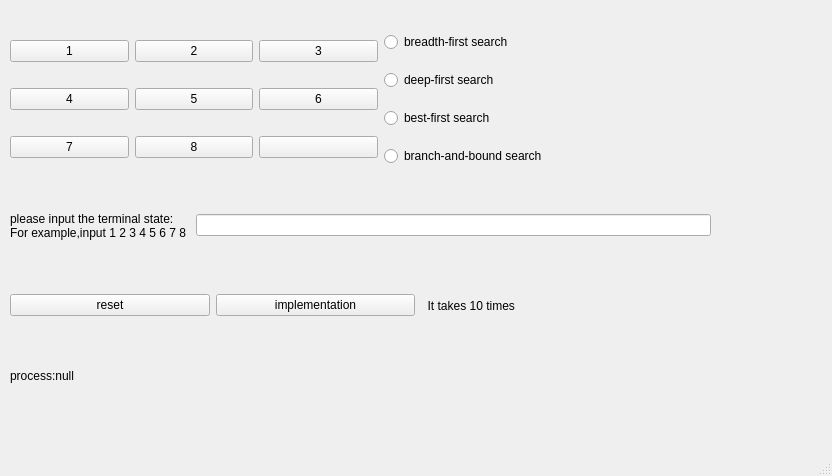
The window that mainwindow.ui (ouguangye/eight-puzzle-problem) describes before a commit, drawn with Qt 5.
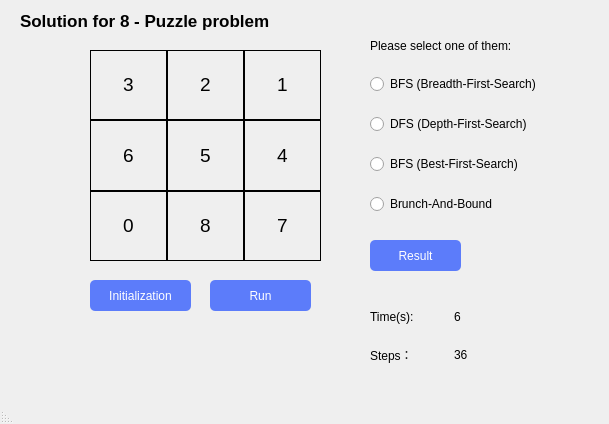
The same window after the commit.

Commit message: 修改了界面

What changed in the file:
```diff
--- a/mainwindow.ui
+++ b/mainwindow.ui
@@ -6,131 +6,511 @@
    <rect>
     <x>0</x>
     <y>0</y>
-    <width>832</width>
-    <height>476</height>
+    <width>609</width>
+    <height>424</height>
    </rect>
   </property>
+  <property name="sizePolicy">
+   <sizepolicy hsizetype="Expanding" vsizetype="Expanding">
+    <horstretch>0</horstretch>
+    <verstretch>0</verstretch>
+   </sizepolicy>
+  </property>
   <property name="windowTitle">
    <string>MainWindow</string>
   </property>
+  <property name="layoutDirection">
+   <enum>Qt::RightToLeft</enum>
+  </property>
   <widget class="QWidget" name="centralwidget">
-   <widget class="QLabel" name="label_2">
+   <property name="sizePolicy">
+    <sizepolicy hsizetype="Maximum" vsizetype="Maximum">
+     <horstretch>0</horstretch>
+     <verstretch>0</verstretch>
+    </sizepolicy>
+   </property>
+   <property name="layoutDirection">
+    <enum>Qt::LeftToRight</enum>
+   </property>
+   <widget class="QLabel" name="label_10">
     <property name="geometry">
      <rect>
-      <x>10</x>
-      <y>350</y>
-      <width>241</width>
-      <height>51</height>
+      <x>20</x>
+      <y>0</y>
+      <width>281</width>
+      <height>41</height>
      </rect>
     </property>
+    <property name="font">
+     <font>
+      <pointsize>13</pointsize>
+      <weight>75</weight>
+      <bold>true</bold>
+     </font>
+    </property>
     <property name="text">
-     <string>process:null</string>
+     <string>Solution for 8 - Puzzle problem</string>
     </property>
    </widget>
-   <widget class="QWidget" name="layoutWidget">
+   <widget class="QPushButton" name="pushButton">
     <property name="geometry">
      <rect>
-      <x>10</x>
-      <y>20</y>
-      <width>741</width>
-      <height>161</height>
+      <x>90</x>
+      <y>280</y>
+      <width>101</width>
+      <height>31</height>
      </rect>
     </property>
-    <layout class="QHBoxLayout" name="horizontalLayout_3">
+    <property name="styleSheet">
+     <string notr="true">background-color: rgb(92, 124, 250);
+color: rgb(255, 255, 255);
+border-radius:5px;</string>
+    </property>
+    <property name="text">
+     <string>Initialization</string>
+    </property>
+   </widget>
+   <widget class="QPushButton" name="pushButton_2">
+    <property name="geometry">
+     <rect>
+      <x>210</x>
+      <y>280</y>
+      <width>101</width>
+      <height>31</height>
+     </rect>
+    </property>
+    <property name="styleSheet">
+     <string notr="true">background-color: rgb(92, 124, 250);
+color: rgb(255, 255, 255);
+border-radius:5px;</string>
+    </property>
+    <property name="text">
+     <string>Run</string>
+    </property>
+   </widget>
+   <widget class="QLabel" name="label_11">
+    <property name="geometry">
+     <rect>
+      <x>370</x>
+      <y>30</y>
+      <width>191</width>
+      <height>31</height>
+     </rect>
+    </property>
+    <property name="text">
+     <string>Please select one of them:</string>
+    </property>
+   </widget>
+   <widget class="QPushButton" name="pushButton_3">
+    <property name="geometry">
+     <rect>
+      <x>370</x>
+      <y>240</y>
+      <width>91</width>
+      <height>31</height>
+     </rect>
+    </property>
+    <property name="styleSheet">
+     <string notr="true">background-color: rgb(92, 124, 250);
+color: rgb(255, 255, 255);
+border-radius:5px;</string>
+    </property>
+    <property name="text">
+     <string>Result</string>
+    </property>
+   </widget>
+   <widget class="QWidget" name="">
+    <property name="geometry">
+     <rect>
+      <x>90</x>
+      <y>50</y>
+      <width>231</width>
+      <height>211</height>
+     </rect>
+    </property>
+    <layout class="QVBoxLayout" name="verticalLayout">
+     <property name="spacing">
+      <number>0</number>
+     </property>
+     <property name="sizeConstraint">
+      <enum>QLayout::SetNoConstraint</enum>
+     </property>
      <item>
-      <layout class="QGridLayout" name="gridLayout">
-       <item row="0" column="2">
-        <widget class="QPushButton" name="pushButton_3">
+      <layout class="QHBoxLayout" name="horizontalLayout">
+       <property name="spacing">
+        <number>0</number>
+       </property>
+       <property name="sizeConstraint">
+        <enum>QLayout::SetMaximumSize</enum>
+       </property>
+       <item>
+        <widget class="QLabel" name="label_3">
+         <property name="sizePolicy">
+          <sizepolicy hsizetype="Expanding" vsizetype="Expanding">
+           <horstretch>0</horstretch>
+           <verstretch>0</verstretch>
+          </sizepolicy>
+         </property>
+         <property name="maximumSize">
+          <size>
+           <width>100002</width>
+           <height>100002</height>
+          </size>
+         </property>
+         <property name="font">
+          <font>
+           <pointsize>14</pointsize>
+          </font>
+         </property>
+         <property name="styleSheet">
+          <string notr="true">min-width:40px;min-height:40px;max-width:100000px;max-height:100000px;border-radius:0px;border:1px solid black;</string>
+         </property>
+         <property name="frameShadow">
+          <enum>QFrame::Sunken</enum>
+         </property>
          <property name="text">
           <string>3</string>
          </property>
-        </widget>
-       </item>
-       <item row="1" column="0">
-        <widget class="QPushButton" name="pushButton_4">
-         <property name="text">
-          <string>4</string>
+         <property name="textFormat">
+          <enum>Qt::RichText</enum>
          </property>
-        </widget>
-       </item>
-       <item row="1" column="2">
-        <widget class="QPushButton" name="pushButton_6">
-         <property name="text">
-          <string>6</string>
+         <property name="alignment">
+          <set>Qt::AlignCenter</set>
          </property>
-        </widget>
-       </item>
-       <item row="2" column="1">
-        <widget class="QPushButton" name="pushButton_8">
-         <property name="text">
-          <string>8</string>
+         <property name="wordWrap">
+          <bool>false</bool>
          </property>
         </widget>
        </item>
-       <item row="0" column="1">
-        <widget class="QPushButton" name="pushButton_2">
+       <item>
+        <widget class="QLabel" name="label_2">
+         <property name="sizePolicy">
+          <sizepolicy hsizetype="Expanding" vsizetype="Expanding">
+           <horstretch>0</horstretch>
+           <verstretch>0</verstretch>
+          </sizepolicy>
+         </property>
+         <property name="maximumSize">
+          <size>
+           <width>100002</width>
+           <height>100002</height>
+          </size>
+         </property>
+         <property name="font">
+          <font>
+           <pointsize>14</pointsize>
+          </font>
+         </property>
+         <property name="styleSheet">
+          <string notr="true">min-width:40px;min-height:40px;max-width:100000px;max-height:100000px;border-radius:0px;border:1px solid black;</string>
+         </property>
+         <property name="frameShadow">
+          <enum>QFrame::Sunken</enum>
+         </property>
          <property name="text">
           <string>2</string>
          </property>
-        </widget>
-       </item>
-       <item row="1" column="1">
-        <widget class="QPushButton" name="pushButton_5">
-         <property name="text">
-          <string>5</string>
+         <property name="textFormat">
+          <enum>Qt::RichText</enum>
          </property>
+         <property name="alignment">
+          <set>Qt::AlignCenter</set>
+         </property>
+         <property name="wordWrap">
+          <bool>false</bool>
+         </property>
         </widget>
        </item>
-       <item row="0" column="0">
-        <widget class="QPushButton" name="pushButton">
+       <item>
+        <widget class="QLabel" name="label">
+         <property name="sizePolicy">
+          <sizepolicy hsizetype="Expanding" vsizetype="Expanding">
+           <horstretch>0</horstretch>
+           <verstretch>0</verstretch>
+          </sizepolicy>
+         </property>
+         <property name="maximumSize">
+          <size>
+           <width>100002</width>
+           <height>100002</height>
+          </size>
+         </property>
+         <property name="font">
+          <font>
+           <pointsize>14</pointsize>
+          </font>
+         </property>
+         <property name="styleSheet">
+          <string notr="true">min-width:40px;min-height:40px;max-width:100000px;max-height:100000px;border-radius:0px;border:1px solid black;</string>
+         </property>
+         <property name="frameShadow">
+          <enum>QFrame::Sunken</enum>
+         </property>
          <property name="text">
           <string>1</string>
          </property>
+         <property name="textFormat">
+          <enum>Qt::RichText</enum>
+         </property>
+         <property name="alignment">
+          <set>Qt::AlignCenter</set>
+         </property>
+         <property name="wordWrap">
+          <bool>false</bool>
+         </property>
         </widget>
        </item>
-       <item row="2" column="2">
-        <widget class="QPushButton" name="pushButton_9">
+      </layout>
+     </item>
+     <item>
+      <layout class="QHBoxLayout" name="horizontalLayout_3">
+       <property name="spacing">
+        <number>0</number>
+       </property>
+       <property name="sizeConstraint">
+        <enum>QLayout::SetMaximumSize</enum>
+       </property>
+       <item>
+        <widget class="QLabel" name="label_7">
+         <property name="sizePolicy">
+          <sizepolicy hsizetype="Expanding" vsizetype="Expanding">
+           <horstretch>0</horstretch>
+           <verstretch>0</verstretch>
+          </sizepolicy>
+         </property>
+         <property name="maximumSize">
+          <size>
+           <width>100002</width>
+           <height>100002</height>
+          </size>
+         </property>
+         <property name="font">
+          <font>
+           <pointsize>14</pointsize>
+          </font>
+         </property>
+         <property name="styleSheet">
+          <string notr="true">min-width:40px;min-height:40px;max-width:100000px;max-height:100000px;border-radius:0px;border:1px solid black;</string>
+         </property>
+         <property name="frameShadow">
+          <enum>QFrame::Sunken</enum>
+         </property>
          <property name="text">
-          <string/>
+          <string>6</string>
          </property>
+         <property name="textFormat">
+          <enum>Qt::RichText</enum>
+         </property>
+         <property name="alignment">
+          <set>Qt::AlignCenter</set>
+         </property>
+         <property name="wordWrap">
+          <bool>false</bool>
+         </property>
         </widget>
        </item>
-       <item row="2" column="0">
-        <widget class="QPushButton" name="pushButton_7">
+       <item>
+        <widget class="QLabel" name="label_8">
+         <property name="sizePolicy">
+          <sizepolicy hsizetype="Expanding" vsizetype="Expanding">
+           <horstretch>0</horstretch>
+           <verstretch>0</verstretch>
+          </sizepolicy>
+         </property>
+         <property name="maximumSize">
+          <size>
+           <width>100002</width>
+           <height>100002</height>
+          </size>
+         </property>
+         <property name="font">
+          <font>
+           <pointsize>14</pointsize>
+          </font>
+         </property>
+         <property name="styleSheet">
+          <string notr="true">min-width:40px;min-height:40px;max-width:100000px;max-height:100000px;border-radius:0px;border:1px solid black;</string>
+         </property>
+         <property name="frameShadow">
+          <enum>QFrame::Sunken</enum>
+         </property>
+         <property name="text">
+          <string>5</string>
+         </property>
+         <property name="textFormat">
+          <enum>Qt::RichText</enum>
+         </property>
+         <property name="alignment">
+          <set>Qt::AlignCenter</set>
+         </property>
+         <property name="wordWrap">
+          <bool>false</bool>
+         </property>
+        </widget>
+       </item>
+       <item>
+        <widget class="QLabel" name="label_9">
+         <property name="sizePolicy">
+          <sizepolicy hsizetype="Expanding" vsizetype="Expanding">
+           <horstretch>0</horstretch>
+           <verstretch>0</verstretch>
+          </sizepolicy>
+         </property>
+         <property name="maximumSize">
+          <size>
+           <width>100002</width>
+           <height>1000002</height>
+          </size>
+         </property>
+         <property name="font">
+          <font>
+           <pointsize>14</pointsize>
+          </font>
+         </property>
+         <property name="styleSheet">
+          <string notr="true">min-width:40px;min-height:40px;max-width:100000px;max-height:1000000px;border-radius:0px;border:1px solid black;</string>
+         </property>
+         <property name="frameShadow">
+          <enum>QFrame::Sunken</enum>
+         </property>
+         <property name="text">
+          <string>4</string>
+         </property>
+         <property name="textFormat">
+          <enum>Qt::RichText</enum>
+         </property>
+         <property name="alignment">
+          <set>Qt::AlignCenter</set>
+         </property>
+         <property name="wordWrap">
+          <bool>false</bool>
+         </property>
+        </widget>
+       </item>
+      </layout>
+     </item>
+     <item>
+      <layout class="QHBoxLayout" name="horizontalLayout_2">
+       <property name="spacing">
+        <number>0</number>
+       </property>
+       <property name="sizeConstraint">
+        <enum>QLayout::SetMaximumSize</enum>
+       </property>
+       <item>
+        <widget class="QLabel" name="label_4">
+         <property name="sizePolicy">
+          <sizepolicy hsizetype="Expanding" vsizetype="Expanding">
+           <horstretch>0</horstretch>
+           <verstretch>0</verstretch>
+          </sizepolicy>
+         </property>
+         <property name="maximumSize">
+          <size>
+           <width>100002</width>
+           <height>100002</height>
+          </size>
+         </property>
+         <property name="font">
+          <font>
+           <pointsize>14</pointsize>
+          </font>
+         </property>
+         <property name="styleSheet">
+          <string notr="true">min-width:40px;min-height:40px;max-width:100000px;max-height:100000px;border-radius:0px;border:1px solid black;</string>
+         </property>
+         <property name="frameShadow">
+          <enum>QFrame::Sunken</enum>
+         </property>
+         <property name="text">
+          <string>0</string>
+         </property>
+         <property name="textFormat">
+          <enum>Qt::RichText</enum>
+         </property>
+         <property name="alignment">
+          <set>Qt::AlignCenter</set>
+         </property>
+         <property name="wordWrap">
+          <bool>false</bool>
+         </property>
+        </widget>
+       </item>
+       <item>
+        <widget class="QLabel" name="label_5">
+         <property name="sizePolicy">
+          <sizepolicy hsizetype="Expanding" vsizetype="Expanding">
+           <horstretch>0</horstretch>
+           <verstretch>0</verstretch>
+          </sizepolicy>
+         </property>
+         <property name="maximumSize">
+          <size>
+           <width>100002</width>
+           <height>100002</height>
+          </size>
+         </property>
+         <property name="font">
+          <font>
+           <pointsize>14</pointsize>
+          </font>
+         </property>
+         <property name="styleSheet">
+          <string notr="true">min-width:40px;min-height:40px;max-width:100000px;max-height:100000px;border-radius:0px;border:1px solid black;</string>
+         </property>
+         <property name="frameShadow">
+          <enum>QFrame::Sunken</enum>
+         </property>
+         <property name="text">
+          <string>8</string>
+         </property>
+         <property name="textFormat">
+          <enum>Qt::RichText</enum>
+         </property>
+         <property name="alignment">
+          <set>Qt::AlignCenter</set>
+         </property>
+         <property name="wordWrap">
+          <bool>false</bool>
+         </property>
+        </widget>
+       </item>
+       <item>
+        <widget class="QLabel" name="label_6">
+         <property name="sizePolicy">
+          <sizepolicy hsizetype="Expanding" vsizetype="Expanding">
+           <horstretch>0</horstretch>
+           <verstretch>0</verstretch>
+          </sizepolicy>
+         </property>
+         <property name="maximumSize">
+          <size>
+           <width>100002</width>
+           <height>100002</height>
+          </size>
+         </property>
+         <property name="font">
+          <font>
+           <pointsize>14</pointsize>
+          </font>
+         </property>
+         <property name="styleSheet">
+          <string notr="true">min-width:40px;min-height:40px;max-width:100000px;max-height:100000px;border-radius:0px;border:1px solid black;</string>
+         </property>
+         <property name="frameShadow">
+          <enum>QFrame::Sunken</enum>
+         </property>
          <property name="text">
           <string>7</string>
          </property>
-        </widget>
-       </item>
-      </layout>
-     </item>
-     <item>
-      <layout class="QVBoxLayout" name="verticalLayout">
-       <item>
-        <widget class="QRadioButton" name="radioButton">
-         <property name="text">
-          <string>breadth-first search</string>
+         <property name="textFormat">
+          <enum>Qt::RichText</enum>
          </property>
-        </widget>
-       </item>
-       <item>
-        <widget class="QRadioButton" name="radioButton_2">
-         <property name="text">
-          <string>deep-first search</string>
+         <property name="alignment">
+          <set>Qt::AlignCenter</set>
          </property>
-        </widget>
-       </item>
-       <item>
-        <widget class="QRadioButton" name="radioButton_4">
-         <property name="text">
-          <string>best-first search</string>
-         </property>
-        </widget>
-       </item>
-       <item>
-        <widget class="QRadioButton" name="radioButton_5">
-         <property name="text">
-          <string>branch-and-bound search</string>
+         <property name="wordWrap">
+          <bool>false</bool>
          </property>
         </widget>
        </item>
@@ -138,57 +518,81 @@
      </item>
     </layout>
    </widget>
-   <widget class="QWidget" name="layoutWidget">
+   <widget class="QWidget" name="">
     <property name="geometry">
      <rect>
-      <x>10</x>
-      <y>200</y>
-      <width>701</width>
-      <height>51</height>
+      <x>370</x>
+      <y>60</y>
+      <width>201</width>
+      <height>171</height>
      </rect>
     </property>
-    <layout class="QHBoxLayout" name="horizontalLayout_4">
+    <layout class="QVBoxLayout" name="verticalLayout_2">
      <item>
-      <widget class="QLabel" name="label_3">
+      <widget class="QRadioButton" name="radioButton">
        <property name="text">
-        <string>please input the terminal state:
-For example,input 1 2 3 4 5 6 7 8 </string>
+        <string>BFS (Breadth-First-Search)</string>
        </property>
       </widget>
      </item>
      <item>
-      <widget class="QLineEdit" name="lineEdit"/>
+      <widget class="QRadioButton" name="radioButton_2">
+       <property name="text">
+        <string>DFS (Depth-First-Search)</string>
+       </property>
+      </widget>
+     </item>
+     <item>
+      <widget class="QRadioButton" name="radioButton_3">
+       <property name="text">
+        <string>BFS (Best-First-Search)</string>
+       </property>
+      </widget>
+     </item>
+     <item>
+      <widget class="QRadioButton" name="radioButton_4">
+       <property name="text">
+        <string>Brunch-And-Bound</string>
+       </property>
+      </widget>
      </item>
     </layout>
    </widget>
-   <widget class="QWidget" name="layoutWidget">
+   <widget class="QWidget" name="">
     <property name="geometry">
      <rect>
-      <x>10</x>
-      <y>270</y>
-      <width>611</width>
+      <x>370</x>
+      <y>300</y>
+      <width>161</width>
       <height>71</height>
      </rect>
     </property>
-    <layout class="QHBoxLayout" name="horizontalLayout_2">
-     <item>
-      <widget class="QPushButton" name="reset_button">
+    <layout class="QGridLayout" name="gridLayout">
+     <item row="0" column="0">
+      <widget class="QLabel" name="label_12">
        <property name="text">
-        <string>reset</string>
+        <string>Time(s):</string>
        </property>
       </widget>
      </item>
-     <item>
-      <widget class="QPushButton" name="implement_button">
+     <item row="0" column="1">
+      <widget class="QLabel" name="label_14">
        <property name="text">
-        <string>implementation</string>
+        <string>6</string>
        </property>
       </widget>
      </item>
-     <item>
-      <widget class="QLabel" name="label">
+     <item row="1" column="0">
+      <widget class="QLabel" name="label_13">
        <property name="text">
-        <string>  It takes 10 times</string>
+        <string>Steps：</string>
+       </property>
+      </widget>
+     </item>
+     <item row="1" column="1">
+      <widget class="QLabel" name="label_15">
+       <property name="text">
+        <string>36</string>
        </property>
       </widget>
      </item>
```
Left out of the diff: 2 changed lines with no effect on the pictures. The commit also changes 4 other files.
